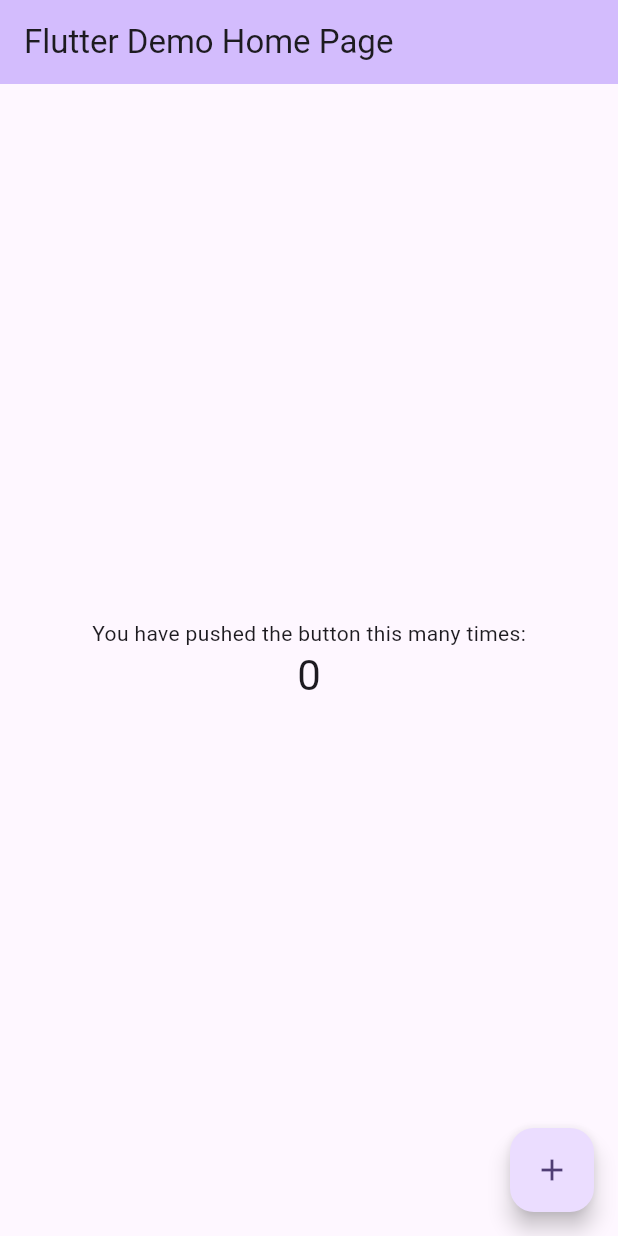
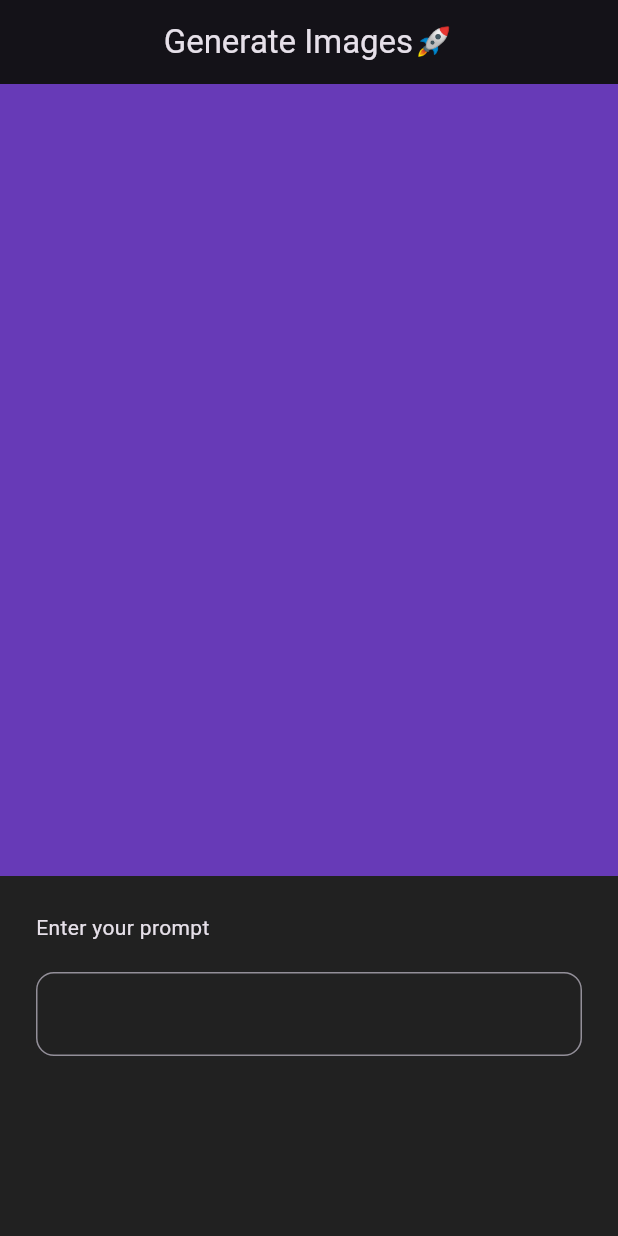
Before and after one commit to Pyran-Ranjith/Flutter-Clean-23-Akshit-Madan-Bloc-Make-AI-Image-Generator-App, a Flutter app: the screen it shows after launch, on a phone screen of 412 x 824 dp. Run offline on Flutter 3.47's test engine with Material 3 defaults, Android fonts, the phone set to English and light mode, and no system bars; statements that could not run were skipped.

Commit message:
push on 12-jul-2024 at 9.49

```diff
--- /dev/null
+++ b/lib/feature/prompt/ui/create_prompt_screen.dart
@@ -0,0 +1,54 @@
+// ignore_for_file: prefer_const_constructors, prefer_const_literals_to_create_immutables, avoid_unnecessary_containers, sized_box_for_whitespace
+
+import 'package:flutter/material.dart';
+
+class CreatePromptScreen extends StatefulWidget {
+  const CreatePromptScreen({super.key});
+
+  @override
+  State<CreatePromptScreen> createState() => _CreatePromptScreenState();
+}
+
+class _CreatePromptScreenState extends State<CreatePromptScreen> {
+  @override
+  Widget build(BuildContext context) {
+    return Scaffold(
+      appBar: AppBar(
+        title: Center(child: Text('Generate Images🚀')),
+      ),
+      body: Container(
+        child: Column(
+          crossAxisAlignment: CrossAxisAlignment.start,
+          children: [
+            Expanded(
+                child: Container(
+              color: Colors.deepPurple,
+            )),
+            Container(
+              height: 240,
+              child: Padding(
+                padding: const EdgeInsets.all(24.0),
+                child: Column(
+                  crossAxisAlignment: CrossAxisAlignment.start,
+                  children: [
+                    Text("Enter your prompt"),
+                    SizedBox(height: 20),
+                    TextField(
+                      controller: controller,
+                        decoration: InputDecoration(
+                          focusedBorder: Put,
+                          border: OutlineInputBorder(
+                            borderRadius: BorderRadius.circular(12),
+                          ),
+                        ),
+                    )
+                  ],
+                ),
+              ),
+            ),
+          ],
+        ),
+      ),
+    );
+  }
+}
--- a/lib/main.dart
+++ b/lib/main.dart
@@ -1,125 +1,26 @@
+// ignore_for_file: prefer_const_constructors, unnecessary_new
+
 import 'package:flutter/material.dart';
 
-void main() {
-  runApp(const MyApp());
+import 'feature/prompt/ui/create_prompt_screen.dart';
+
+void main() async {
+  runApp(new MyApp());
 }
 
 class MyApp extends StatelessWidget {
   const MyApp({super.key});
 
-  // This widget is the root of your application.
   @override
   Widget build(BuildContext context) {
     return MaterialApp(
-      title: 'Flutter Demo',
       theme: ThemeData(
-        // This is the theme of your application.
-        //
-        // TRY THIS: Try running your application with "flutter run". You'll see
-        // the application has a purple toolbar. Then, without quitting the app,
-        // try changing the seedColor in the colorScheme below to Colors.green
-        // and then invoke "hot reload" (save your changes or press the "hot
-        // reload" button in a Flutter-supported IDE, or press "r" if you used
-        // the command line to start the app).
-        //
-        // Notice that the counter didn't reset back to zero; the application
-        // state is not lost during the reload. To reset the state, use hot
-        // restart instead.
-        //
-        // This works for code too, not just values: Most code changes can be
-        // tested with just a hot reload.
-        colorScheme: ColorScheme.fromSeed(seedColor: Colors.deepPurple),
-        useMaterial3: true,
+        brightness: Brightness.dark,
+        scaffoldBackgroundColor: Colors.grey.shade900,
+
       ),
-      home: const MyHomePage(title: 'Flutter Demo Home Page'),
+      debugShowCheckedModeBanner: false,
+      home: CreatePromptScreen(),
     );
   }
 }
-
-class MyHomePage extends StatefulWidget {
-  const MyHomePage({super.key, required this.title});
-
-  // This widget is the home page of your application. It is stateful, meaning
-  // that it has a State object (defined below) that contains fields that affect
-  // how it looks.
-
-  // This class is the configuration for the state. It holds the values (in this
-  // case the title) provided by the parent (in this case the App widget) and
-  // used by the build method of the State. Fields in a Widget subclass are
-  // always marked "final".
-
-  final String title;
-
-  @override
-  State<MyHomePage> createState() => _MyHomePageState();
-}
-
-class _MyHomePageState extends State<MyHomePage> {
-  int _counter = 0;
-
-  void _incrementCounter() {
-    setState(() {
-      // This call to setState tells the Flutter framework that something has
-      // changed in this State, which causes it to rerun the build method below
-      // so that the display can reflect the updated values. If we changed
-      // _counter without calling setState(), then the build method would not be
-      // called again, and so nothing would appear to happen.
-      _counter++;
-    });
-  }
-
-  @override
-  Widget build(BuildContext context) {
-    // This method is rerun every time setState is called, for instance as done
-    // by the _incrementCounter method above.
-    //
-    // The Flutter framework has been optimized to make rerunning build methods
-    // fast, so that you can just rebuild anything that needs updating rather
-    // than having to individually change instances of widgets.
-    return Scaffold(
-      appBar: AppBar(
-        // TRY THIS: Try changing the color here to a specific color (to
-        // Colors.amber, perhaps?) and trigger a hot reload to see the AppBar
-        // change color while the other colors stay the same.
-        backgroundColor: Theme.of(context).colorScheme.inversePrimary,
-        // Here we take the value from the MyHomePage object that was created by
-        // the App.build method, and use it to set our appbar title.
-        title: Text(widget.title),
-      ),
-      body: Center(
-        // Center is a layout widget. It takes a single child and positions it
-        // in the middle of the parent.
-        child: Column(
-          // Column is also a layout widget. It takes a list of children and
-          // arranges them vertically. By default, it sizes itself to fit its
-          // children horizontally, and tries to be as tall as its parent.
-          //
-          // Column has various properties to control how it sizes itself and
-          // how it positions its children. Here we use mainAxisAlignment to
-          // center the children vertically; the main axis here is the vertical
-          // axis because Columns are vertical (the cross axis would be
-          // horizontal).
-          //
-          // TRY THIS: Invoke "debug painting" (choose the "Toggle Debug Paint"
-          // action in the IDE, or press "p" in the console), to see the
-          // wireframe for each widget.
-          mainAxisAlignment: MainAxisAlignment.center,
-          children: <Widget>[
-            const Text(
-              'You have pushed the button this many times:',
-            ),
-            Text(
-              '$_counter',
-              style: Theme.of(context).textTheme.headlineMedium,
-            ),
-          ],
-        ),
-      ),
-      floatingActionButton: FloatingActionButton(
-        onPressed: _incrementCounter,
-        tooltip: 'Increment',
-        child: const Icon(Icons.add),
-      ), // This trailing comma makes auto-formatting nicer for build methods.
-    );
-  }
-}
--- a/pubspec.yaml
+++ b/pubspec.yaml
@@ -30,6 +30,9 @@ environment:
 dependencies:
   flutter:
     sdk: flutter
+  bloc:
+  flutter_bloc:
+
 
 
   # The following adds the Cupertino Icons font to your application.
```
Also changed, not shown: pubspec.lock, 1 other file.
